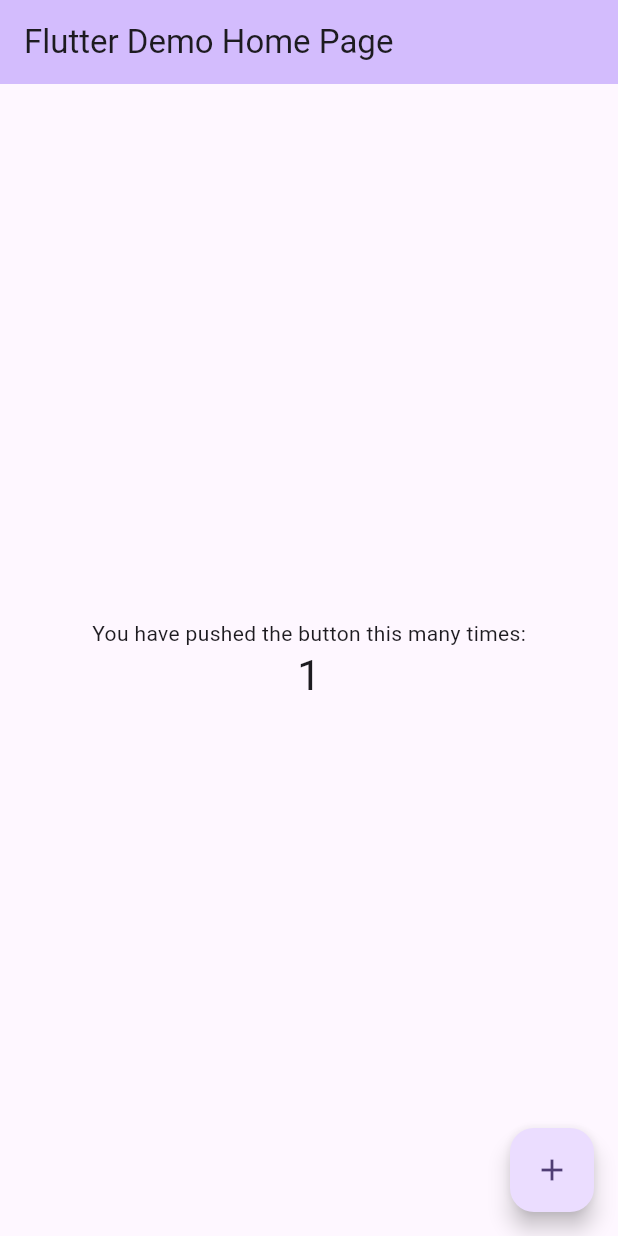
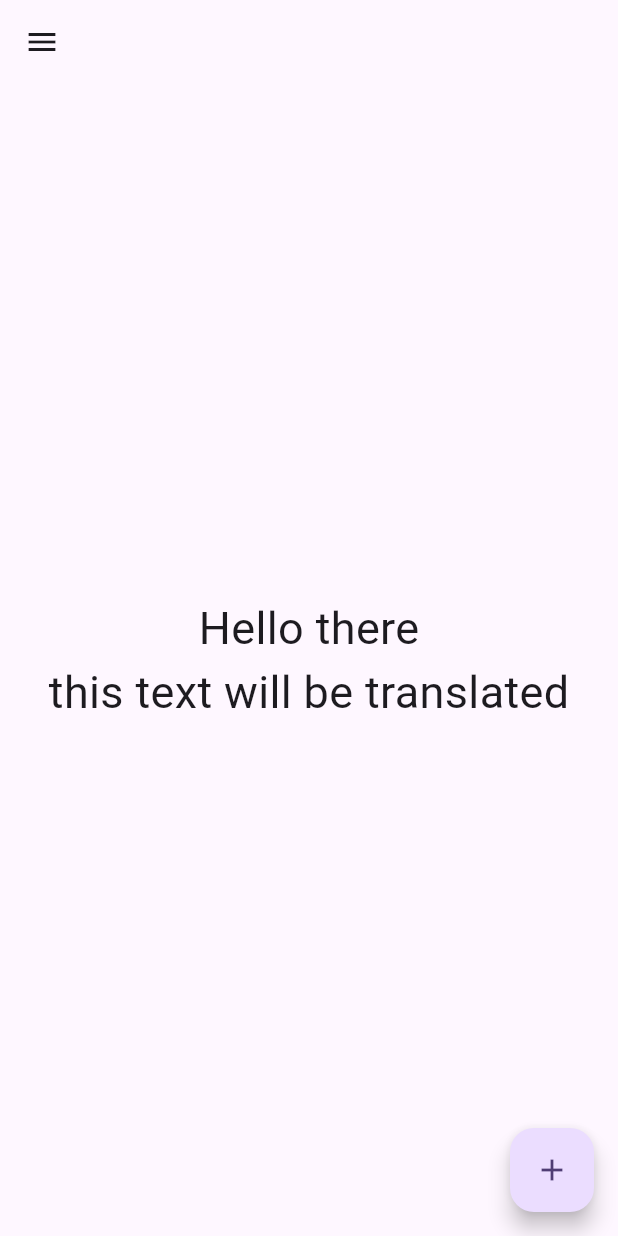
Before and after one commit to mahmoudeid77/localization-App, a Flutter app: the screen it shows after launch, after a tap on the "add" icon, on a phone screen of 412 x 824 dp. Run offline on Flutter 3.47's test engine with Material 3 defaults, Android fonts, the phone set to English and light mode, and no system bars.

Commit message:
hello there from mahmoud eid

```diff
--- a/lib/main.dart
+++ b/lib/main.dart
@@ -1,4 +1,5 @@
 import 'package:flutter/material.dart';
+import 'package:flutter_application_1/pages/home_page.dart';
 
 void main() {
   runApp(const MyApp());
@@ -13,113 +14,11 @@ class MyApp extends StatelessWidget {
     return MaterialApp(
       title: 'Flutter Demo',
       theme: ThemeData(
-        // This is the theme of your application.
-        //
-        // TRY THIS: Try running your application with "flutter run". You'll see
-        // the application has a purple toolbar. Then, without quitting the app,
-        // try changing the seedColor in the colorScheme below to Colors.green
-        // and then invoke "hot reload" (save your changes or press the "hot
-        // reload" button in a Flutter-supported IDE, or press "r" if you used
-        // the command line to start the app).
-        //
-        // Notice that the counter didn't reset back to zero; the application
-        // state is not lost during the reload. To reset the state, use hot
-        // restart instead.
-        //
-        // This works for code too, not just values: Most code changes can be
-        // tested with just a hot reload.
+
         colorScheme: ColorScheme.fromSeed(seedColor: Colors.deepPurple),
         useMaterial3: true,
       ),
-      home: const MyHomePage(title: 'Flutter Demo Home Page'),
+      home:  MyHomePage(),
     );
   }
 }
-
-class MyHomePage extends StatefulWidget {
-  const MyHomePage({super.key, required this.title});
-
-  // This widget is the home page of your application. It is stateful, meaning
-  // that it has a State object (defined below) that contains fields that affect
-  // how it looks.
-
-  // This class is the configuration for the state. It holds the values (in this
-  // case the title) provided by the parent (in this case the App widget) and
-  // used by the build method of the State. Fields in a Widget subclass are
-  // always marked "final".
-
-  final String title;
-
-  @override
-  State<MyHomePage> createState() => _MyHomePageState();
-}
-
-class _MyHomePageState extends State<MyHomePage> {
-  int _counter = 0;
-
-  void _incrementCounter() {
-    setState(() {
-      // This call to setState tells the Flutter framework that something has
-      // changed in this State, which causes it to rerun the build method below
-      // so that the display can reflect the updated values. If we changed
-      // _counter without calling setState(), then the build method would not be
-      // called again, and so nothing would appear to happen.
-      _counter++;
-    });
-  }
-
-  @override
-  Widget build(BuildContext context) {
-    // This method is rerun every time setState is called, for instance as done
-    // by the _incrementCounter method above.
-    //
-    // The Flutter framework has been optimized to make rerunning build methods
-    // fast, so that you can just rebuild anything that needs updating rather
-    // than having to individually change instances of widgets.
-    return Scaffold(
-      appBar: AppBar(
-        // TRY THIS: Try changing the color here to a specific color (to
-        // Colors.amber, perhaps?) and trigger a hot reload to see the AppBar
-        // change color while the other colors stay the same.
-        backgroundColor: Theme.of(context).colorScheme.inversePrimary,
-        // Here we take the value from the MyHomePage object that was created by
-        // the App.build method, and use it to set our appbar title.
-        title: Text(widget.title),
-      ),
-      body: Center(
-        // Center is a layout widget. It takes a single child and positions it
-        // in the middle of the parent.
-        child: Column(
-          // Column is also a layout widget. It takes a list of children and
-          // arranges them vertically. By default, it sizes itself to fit its
-          // children horizontally, and tries to be as tall as its parent.
-          //
-          // Column has various properties to control how it sizes itself and
-          // how it positions its children. Here we use mainAxisAlignment to
-          // center the children vertically; the main axis here is the vertical
-          // axis because Columns are vertical (the cross axis would be
-          // horizontal).
-          //
-          // TRY THIS: Invoke "debug painting" (choose the "Toggle Debug Paint"
-          // action in the IDE, or press "p" in the console), to see the
-          // wireframe for each widget.
-          mainAxisAlignment: MainAxisAlignment.center,
-          children: <Widget>[
-            const Text(
-              'You have pushed the button this many times:',
-            ),
-            Text(
-              '$_counter',
-              style: Theme.of(context).textTheme.headlineMedium,
-            ),
-          ],
-        ),
-      ),
-      floatingActionButton: FloatingActionButton(
-        onPressed: _incrementCounter,
-        tooltip: 'Increment',
-        child: const Icon(Icons.add),
-      ), // This trailing comma makes auto-formatting nicer for build methods.
-    );
-  }
-}
--- /dev/null
+++ b/lib/pages/home_page.dart
@@ -0,0 +1,28 @@
+
+import 'package:flutter/material.dart';
+
+class MyHomePage extends StatelessWidget {
+  const MyHomePage({super.key});
+
+  @override
+  Widget build(BuildContext context) {
+    return Scaffold(
+      appBar: AppBar(),
+      drawer: Drawer(),
+      body: Center(
+        child: Padding(
+          padding: const EdgeInsets.all(8.0),
+          child: Column(
+            mainAxisAlignment: MainAxisAlignment.center,
+            children: [
+              Text("Hello there",style: TextStyle(fontSize: 30),),
+              Text("this text will be translated",style: TextStyle(fontSize: 30)),
+            ],
+          ),
+        ),
+      ),
+      floatingActionButton:FloatingActionButton(onPressed: (){},
+      child: Icon(Icons.add),) ,
+    );
+  }
+}
```
